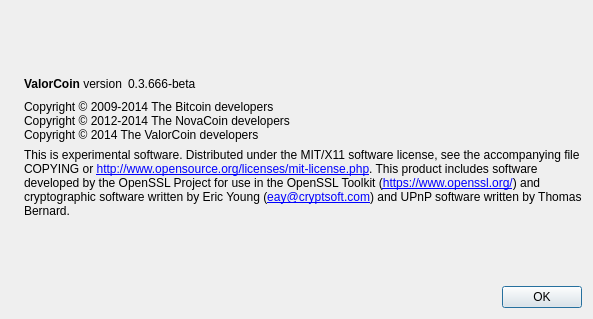
Before: the Qt Designer form src/qt/forms/aboutdialog.ui in bogatyrov/valorbit, drawn with Qt 5.
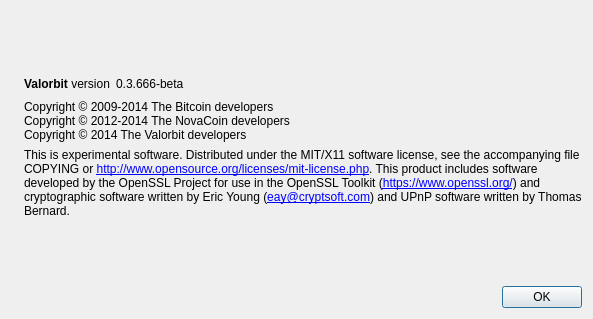
After: the same form once the commit is applied. Icons and pictures are not drawn.

Commit message:
Compiles after rename to valorbit
Conflicts:
	.gitignore

Diff of the .ui file:
```diff
--- a/src/qt/forms/aboutdialog.ui
+++ b/src/qt/forms/aboutdialog.ui
@@ -50,7 +50,7 @@
           <cursorShape>IBeamCursor</cursorShape>
          </property>
          <property name="text">
-          <string>&lt;b&gt;ValorCoin&lt;/b&gt; version</string>
+          <string>&lt;b&gt;Valorbit&lt;/b&gt; version</string>
          </property>
          <property name="textInteractionFlags">
           <set>Qt::LinksAccessibleByMouse|Qt::TextSelectableByKeyboard|Qt::TextSelectableByMouse</set>
@@ -93,7 +93,7 @@
        <property name="text">
         <string>Copyright © 2009-2014 The Bitcoin developers
 Copyright © 2012-2014 The NovaCoin developers
-Copyright © 2014 The ValorCoin developers</string>
+Copyright © 2014 The Valorbit developers</string>
        </property>
        <property name="textInteractionFlags">
         <set>Qt::LinksAccessibleByMouse|Qt::TextSelectableByKeyboard|Qt::TextSelectableByMouse</set>
```
Left out of the diff: 2 changed lines with no effect on the pictures. The commit also changes 158 other files.
